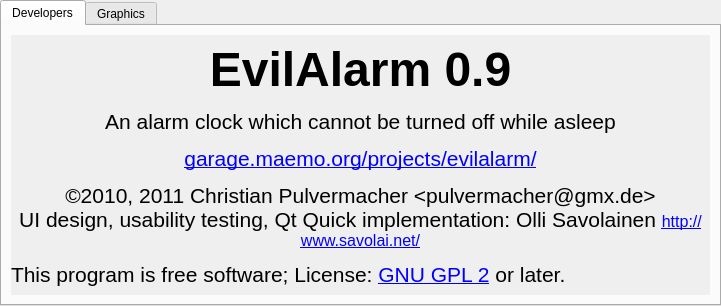
Before: the Qt Designer form Wakedo/about.ui in cpulvermacher/EvilAlarm, drawn with Qt 5.
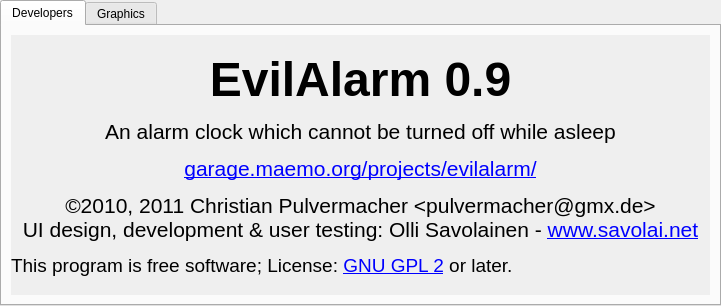
After: the same form once the commit is applied.

Commit message: tweaks to about dialog; window title

```diff
--- a/Wakedo/about.ui
+++ b/Wakedo/about.ui
@@ -47,7 +47,7 @@
             <x>0</x>
             <y>0</y>
             <width>682</width>
-            <height>287</height>
+            <height>284</height>
            </rect>
           </property>
           <layout class="QVBoxLayout" name="verticalLayout_5">
@@ -64,8 +64,8 @@
 &lt;p align=&quot;center&quot; style=&quot; margin-top:18px; margin-bottom:12px; margin-left:0px; margin-right:0px; -qt-block-indent:0; text-indent:0px;&quot;&gt;&lt;span style=&quot; font-size:36pt; font-weight:600;&quot;&gt;EvilAlarm 0.9&lt;/span&gt;&lt;/p&gt;
 &lt;p align=&quot;center&quot; style=&quot; margin-top:12px; margin-bottom:12px; margin-left:0px; margin-right:0px; -qt-block-indent:0; text-indent:0px;&quot;&gt;&lt;span style=&quot; font-size:16pt;&quot;&gt;An alarm clock which cannot be turned off while asleep&lt;/span&gt;&lt;/p&gt;
 &lt;p align=&quot;center&quot; style=&quot; margin-top:12px; margin-bottom:12px; margin-left:0px; margin-right:0px; -qt-block-indent:0; text-indent:0px;&quot;&gt;&lt;a href=&quot;&amp;quot;http://garage.maemo.org/projects/evilalarm/&amp;quot;&quot;&gt;&lt;span style=&quot; font-size:16pt; text-decoration: underline; color:#0000ff;&quot;&gt;garage.maemo.org/projects/evilalarm/&lt;/span&gt;&lt;/a&gt;&lt;/p&gt;
-&lt;p align=&quot;center&quot; style=&quot; margin-top:12px; margin-bottom:12px; margin-left:0px; margin-right:0px; -qt-block-indent:0; text-indent:0px;&quot;&gt;&lt;span style=&quot; font-size:16pt;&quot;&gt;©2010, 2011 Christian Pulvermacher &amp;lt;pulvermacher@gmx.de&amp;gt;&lt;br /&gt;UI design, usability testing, Qt Quick implementation: Olli Savolainen &lt;/span&gt;&lt;a href=&quot;http://www.savolai.net/&quot;&gt;&lt;span style=&quot; font-size:12pt; text-decoration: underline; color:#0000ff;&quot;&gt;http://www.savolai.net/&lt;/span&gt;&lt;/a&gt;&lt;/p&gt;
-&lt;p style=&quot; margin-top:12px; margin-bottom:12px; margin-left:0px; margin-right:0px; -qt-block-indent:0; text-indent:0px;&quot;&gt;&lt;span style=&quot; font-size:16pt;&quot;&gt;This program is free software; License: &lt;/span&gt;&lt;a href=&quot;&amp;quot;http://www.gnu.org/licenses/gpl-2.0.html&amp;quot;&quot;&gt;&lt;span style=&quot; font-size:16pt; text-decoration: underline; color:#0000ff;&quot;&gt;GNU GPL 2&lt;/span&gt;&lt;/a&gt;&lt;span style=&quot; font-size:16pt;&quot;&gt; or later.&lt;/span&gt;&lt;/p&gt;&lt;/body&gt;&lt;/html&gt;</string>
+&lt;p align=&quot;center&quot; style=&quot; margin-top:12px; margin-bottom:12px; margin-left:0px; margin-right:0px; -qt-block-indent:0; text-indent:0px;&quot;&gt;&lt;span style=&quot; font-size:16pt;&quot;&gt;©2010, 2011 Christian Pulvermacher &amp;lt;pulvermacher@gmx.de&amp;gt;&lt;br /&gt;UI design, development &amp;amp; user testing: Olli Savolainen - &lt;/span&gt;&lt;a href=&quot;http://www.savolai.net/&quot;&gt;&lt;span style=&quot; font-size:16pt; text-decoration: underline; color:#0000ff;&quot;&gt;www.savolai.net&lt;/span&gt;&lt;/a&gt;&lt;/p&gt;
+&lt;p style=&quot; margin-top:12px; margin-bottom:12px; margin-left:0px; margin-right:0px; -qt-block-indent:0; text-indent:0px;&quot;&gt;&lt;span style=&quot; font-size:14pt;&quot;&gt;This program is free software; License: &lt;/span&gt;&lt;a href=&quot;&amp;quot;http://www.gnu.org/licenses/gpl-2.0.html&amp;quot;&quot;&gt;&lt;span style=&quot; font-size:14pt; text-decoration: underline; color:#0000ff;&quot;&gt;GNU GPL 2&lt;/span&gt;&lt;/a&gt;&lt;span style=&quot; font-size:14pt;&quot;&gt; or later.&lt;/span&gt;&lt;/p&gt;&lt;/body&gt;&lt;/html&gt;</string>
              </property>
              <property name="wordWrap">
               <bool>true</bool>
```
Left out of the diff: 8 changed lines with no effect on the pictures.
